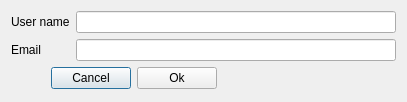
rigexpert/AntScope2, file appregistrationdialog.ui: the form before one commit.
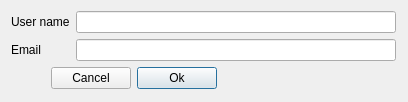
The form after the commit.

```diff
--- a/appregistrationdialog.ui
+++ b/appregistrationdialog.ui
@@ -6,7 +6,7 @@
    <rect>
     <x>0</x>
     <y>0</y>
-    <width>228</width>
+    <width>408</width>
     <height>102</height>
    </rect>
   </property>
@@ -72,6 +72,9 @@
        <property name="text">
         <string>Ok</string>
        </property>
+       <property name="default">
+        <bool>true</bool>
+       </property>
       </widget>
      </item>
     </layout>
```
Left out of the diff: 2 changed lines with no effect on the pictures.
